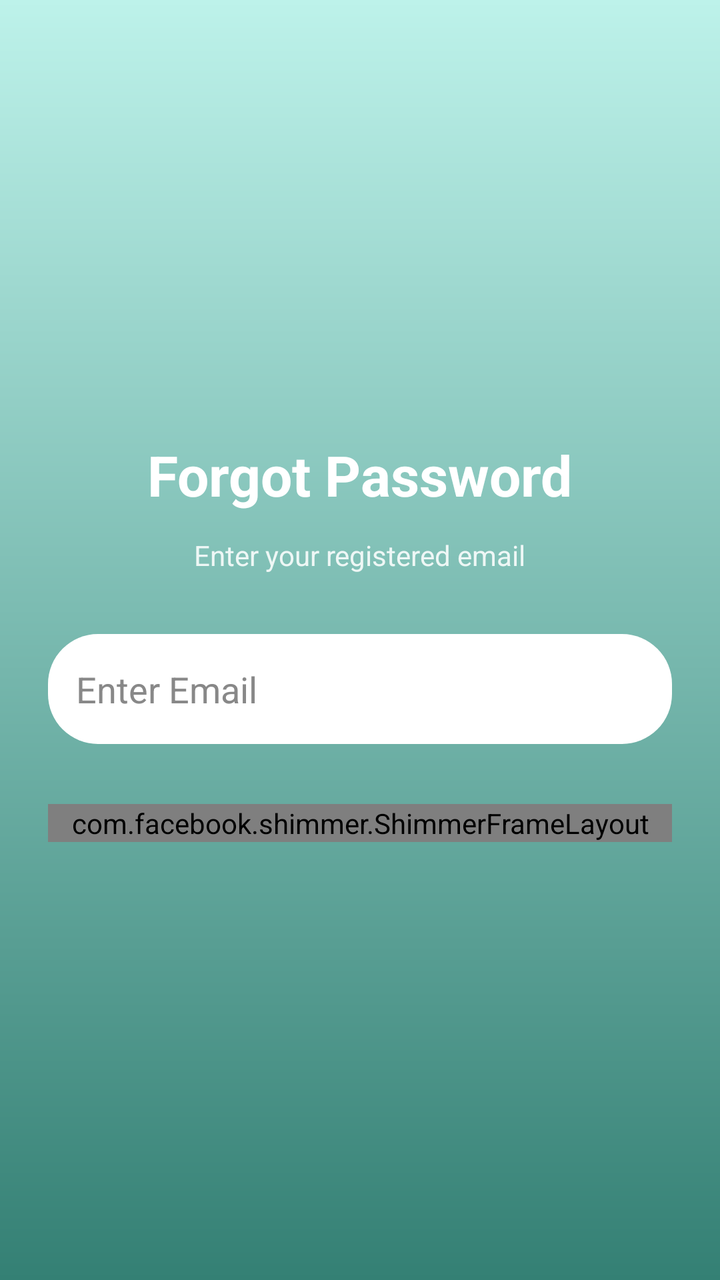
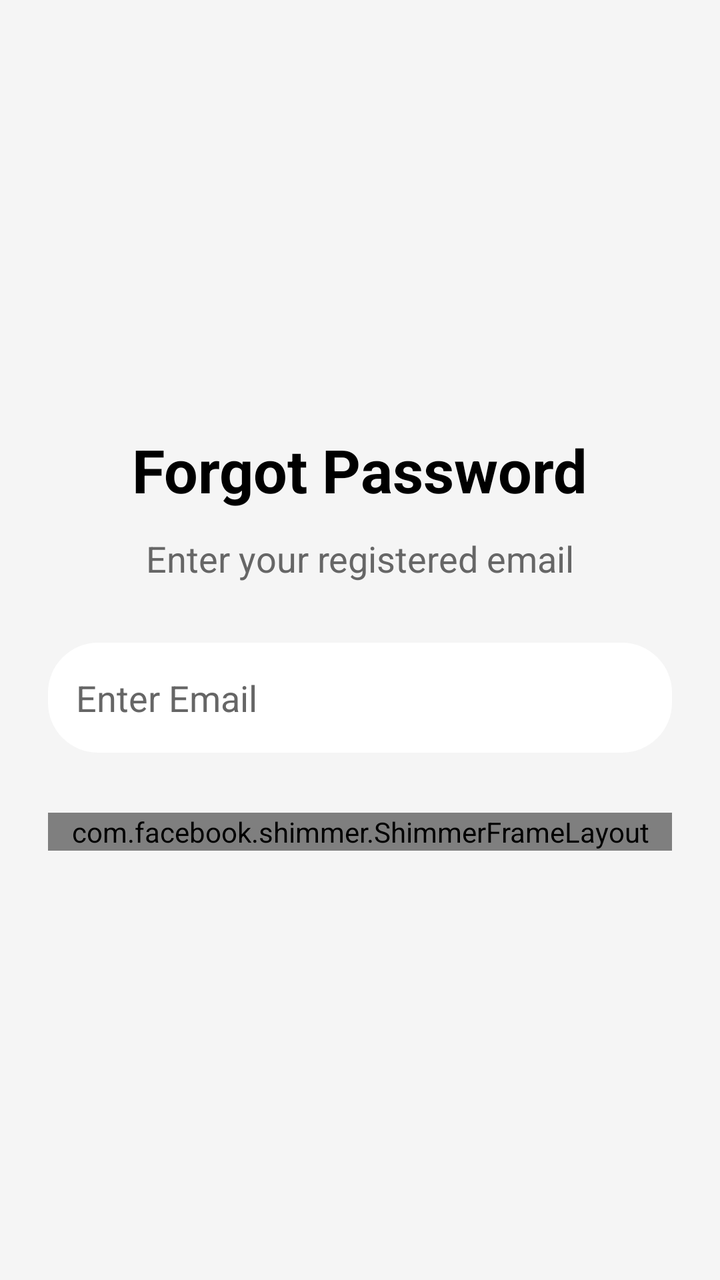

An Android layout rendered at two revisions. The XML below is the earlier revision; the diff shows what the commit changed to produce the second picture.
<!-- AndroidManifest.xml: application theme Theme.LostandFound -->
<!-- res/layout/activity_forgot_password.xml -->
<?xml version="1.0" encoding="utf-8"?>
<LinearLayout xmlns:android="http://schemas.android.com/apk/res/android"
    xmlns:app="http://schemas.android.com/apk/res-auto"
    android:layout_width="match_parent"
    android:layout_height="match_parent"
    android:orientation="vertical"
    android:gravity="center"
    android:padding="24dp"
    android:background="@drawable/bg_gradient">

    

    <TextView
        android:layout_width="wrap_content"
        android:layout_height="wrap_content"
        android:text="Forgot Password"
        android:textSize="28sp"
        android:textStyle="bold"
        android:textColor="#FFFFFF"
        android:layout_marginBottom="12dp" />

    

    <TextView
        android:layout_width="wrap_content"
        android:layout_height="wrap_content"
        android:text="Enter your registered email"
        android:textSize="14sp"
        android:textColor="#DDFFFFFF"
        android:layout_marginBottom="30dp" />

    

    <EditText
        android:id="@+id/email"
        android:layout_width="match_parent"
        android:layout_height="55dp"
        android:hint="Enter Email"
        android:inputType="textEmailAddress"
        android:padding="14dp"
        android:textColor="#000"
        android:textColorHint="#888"
        android:background="@drawable/bg_white_button"
        android:layout_marginBottom="30dp" />

    

    <com.facebook.shimmer.ShimmerFrameLayout
        android:id="@+id/shimmerLayout"
        android:layout_width="match_parent"
        android:layout_height="wrap_content"
        app:shimmer_auto_start="true">

        <Button
            android:id="@+id/sendOtpBtn"
            android:layout_width="match_parent"
            android:layout_height="55dp"
            android:text="Send Reset OTP"
            android:textAllCaps="false"
            android:textSize="16sp"
            android:textStyle="bold"
            android:textColor="#FFFFFF"
            android:backgroundTint="#61c7b8" />

    </com.facebook.shimmer.ShimmerFrameLayout>

</LinearLayout>
<!-- resources referenced by this layout -->
<resources>
  <!-- drawable bg_gradient (drawable) -->
  <?xml version="1.0" encoding="utf-8"?>
  <shape xmlns:android="http://schemas.android.com/apk/res/android">
  
      <gradient
          android:startColor="#bdf2ea"
          android:endColor="#348074"
          android:angle="270" />
  
      <corners android:radius="0dp"/>
  
  </shape>
  <!-- drawable bg_white_button (drawable) -->
  <shape xmlns:android="http://schemas.android.com/apk/res/android">
      <solid android:color="#FFFFFF"/>
      <corners android:radius="25dp"/>
  </shape>
  <style name="Theme.LostandFound" parent="Base.Theme.LostandFound" />
  <style name="Base.Theme.LostandFound" parent="Theme.Material3.DayNight.NoActionBar">
          
          
      </style>
</resources>

<!-- the commit's change to res/layout/activity_forgot_password.xml (unified diff, before → after) -->
@@ -6,28 +6,28 @@
     android:orientation="vertical"
     android:gravity="center"
     android:padding="24dp"
-    android:background="@drawable/bg_gradient">
+    android:background="@color/background">
 
     
 
     <TextView
         android:layout_width="wrap_content"
         android:layout_height="wrap_content"
+        android:layout_marginBottom="12dp"
         android:text="Forgot Password"
-        android:textSize="28sp"
-        android:textStyle="bold"
-        android:textColor="#FFFFFF"
-        android:layout_marginBottom="12dp" />
+        android:textColor="@color/text_primary"
+        android:textSize="30sp"
+        android:textStyle="bold" />
 
     
 
     <TextView
         android:layout_width="wrap_content"
         android:layout_height="wrap_content"
+        android:layout_marginBottom="30dp"
         android:text="Enter your registered email"
-        android:textSize="14sp"
-        android:textColor="#DDFFFFFF"
-        android:layout_marginBottom="30dp" />
+        android:textColor="@color/text_secondary"
+        android:textSize="18sp" />
 
     
 
@@ -38,8 +38,8 @@
         android:hint="Enter Email"
         android:inputType="textEmailAddress"
         android:padding="14dp"
-        android:textColor="#000"
-        android:textColorHint="#888"
+        android:textColor="@color/text_primary"
+        android:textColorHint="@color/text_secondary"
         android:background="@drawable/bg_white_button"
         android:layout_marginBottom="30dp" />
 
@@ -55,12 +55,12 @@
             android:id="@+id/sendOtpBtn"
             android:layout_width="match_parent"
             android:layout_height="55dp"
+            android:backgroundTint="@color/accent"
             android:text="Send Reset OTP"
             android:textAllCaps="false"
-            android:textSize="16sp"
-            android:textStyle="bold"
             android:textColor="#FFFFFF"
-            android:backgroundTint="#61c7b8" />
+            android:textSize="20sp"
+            android:textStyle="bold" />
 
     </com.facebook.shimmer.ShimmerFrameLayout>
 
<!-- resource entries referenced after the edit -->
@@ -1,23 +1,19 @@
 <!-- resources referenced by this layout -->
 <resources>
-  <!-- drawable bg_gradient (drawable) -->
-  <?xml version="1.0" encoding="utf-8"?>
+  <color name="accent">#4CAF50</color>
+  <color name="background">#F5F5F5</color>
+  <color name="text_primary">#000000</color>
+  <color name="text_secondary">#666666</color>
+  <!-- drawable bg_white_button (drawable) -->
   <shape xmlns:android="http://schemas.android.com/apk/res/android">
   
-      <gradient
-          android:startColor="#bdf2ea"
-          android:endColor="#348074"
-          android:angle="270" />
+      <solid android:color="@color/card"/>
   
-      <corners android:radius="0dp"/>
+      <corners android:radius="25dp"/>
   
   </shape>
-  <!-- drawable bg_white_button (drawable) -->
-  <shape xmlns:android="http://schemas.android.com/apk/res/android">
-      <solid android:color="#FFFFFF"/>
-      <corners android:radius="25dp"/>
-  </shape>
   <style name="Theme.LostandFound" parent="Base.Theme.LostandFound" />
+  <color name="card">#FFFFFF</color>
   <style name="Base.Theme.LostandFound" parent="Theme.Material3.DayNight.NoActionBar">
           
           
